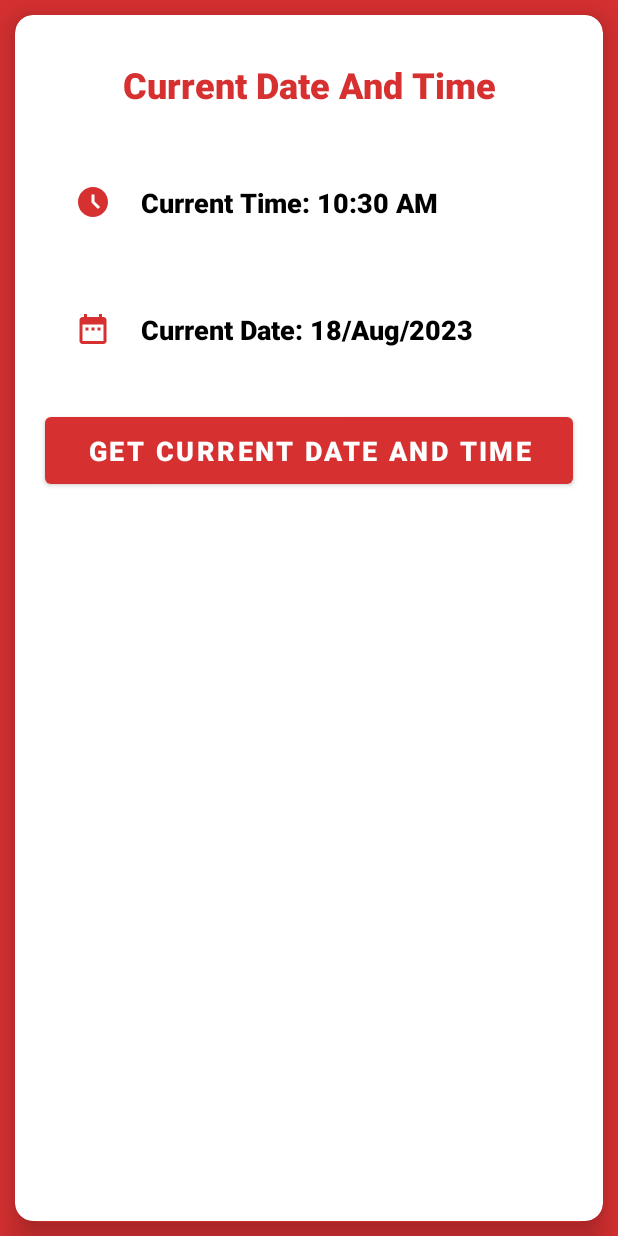
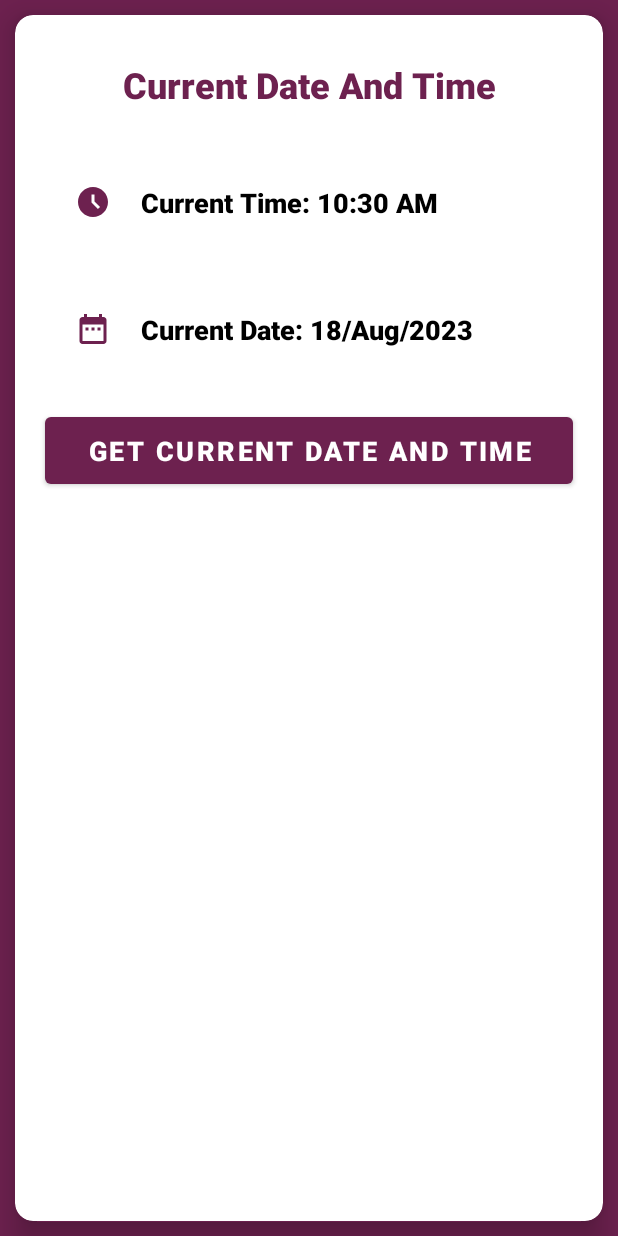
Before and after one commit to Esraa200114/INTERNSAVY, an Android app: the screen it shows after launch (MainActivity), after a tap on "GET CURRENT DATE AND TIME", on a phone screen of 412 x 824 dp. Run offline under Robolectric (Android 15) with nearby library versions, the phone set to English and light mode, and no system bars.

Commit message:
Modified the Theme's Color

```diff
--- a/Task_3/CurrentDate&TimeApp/app/src/main/java/com/example/currentdatetimeapp/MainActivity.java
+++ b/Task_3/CurrentDate&TimeApp/app/src/main/java/com/example/currentdatetimeapp/MainActivity.java
@@ -17,8 +17,8 @@ import java.util.Locale;
 
 public class MainActivity extends AppCompatActivity {
 
-    Button dt_btn;
-    TextView current_time_with_am_and_pm, current_date_with_month_name;
+    private Button dt_btn;
+    private TextView current_time_with_am_and_pm, current_date_with_month_name;
 
     @RequiresApi(api = Build.VERSION_CODES.LOLLIPOP)
     @Override
@@ -27,7 +27,7 @@ public class MainActivity extends AppCompatActivity {
         setContentView(R.layout.activity_main);
 
         getSupportActionBar().hide();
-        getWindow().setStatusBarColor(ContextCompat.getColor(MainActivity.this, R.color.red));
+        getWindow().setStatusBarColor(ContextCompat.getColor(MainActivity.this, R.color.magenta));
 
         InitializeComponents();
         dt_btn.setOnClickListener(new View.OnClickListener() {
--- a/Task_3/CurrentDate&TimeApp/app/src/main/res/drawable/ic_launcher_foreground.xml
+++ b/Task_3/CurrentDate&TimeApp/app/src/main/res/drawable/ic_launcher_foreground.xml
@@ -3,7 +3,7 @@
     android:height="108dp"
     android:viewportWidth="108"
     android:viewportHeight="108"
-    android:tint="#D63031">
+    android:tint="#FFFFFF">
   <group android:scaleX="2.1063561"
       android:scaleY="2.1063561"
       android:translateX="28.723728"
--- a/Task_3/CurrentDate&TimeApp/app/src/main/res/layout/activity_main.xml
+++ b/Task_3/CurrentDate&TimeApp/app/src/main/res/layout/activity_main.xml
@@ -4,8 +4,8 @@
     xmlns:tools="http://schemas.android.com/tools"
     android:layout_width="match_parent"
     android:layout_height="match_parent"
-    android:background="@color/red"
-    android:backgroundTint="@color/red"
+    android:background="@color/magenta"
+    android:backgroundTint="@color/magenta"
     tools:context=".MainActivity">
 
     <androidx.cardview.widget.CardView
@@ -38,7 +38,7 @@
                 android:gravity="center"
                 android:padding="10dp"
                 android:text="Current Date And Time"
-                android:textColor="@color/red"
+                android:textColor="@color/magenta"
                 android:textSize="24sp" />
 
             <LinearLayout
@@ -56,7 +56,7 @@
                     android:layout_margin="10dp"
                     android:drawableLeft="@drawable/ic_baseline_access_time_filled_24"
                     android:drawablePadding="20dp"
-                    android:drawableTint="@color/red"
+                    android:drawableTint="@color/magenta"
                     android:fontFamily="sans-serif-black"
                     android:padding="20dp"
                     android:text="Current Time: "
@@ -75,7 +75,7 @@
                     android:layout_margin="10dp"
                     android:drawableLeft="@drawable/ic_baseline_date_range_24"
                     android:drawablePadding="20dp"
-                    android:drawableTint="@color/red"
+                    android:drawableTint="@color/magenta"
                     android:fontFamily="sans-serif-black"
                     android:padding="20dp"
                     android:text="Current Date: "
@@ -96,7 +96,7 @@
                     android:textColor="@color/white"
                     android:textSize="18sp"
                     android:textStyle="bold"
-                    app:backgroundTint="@color/red" />
+                    app:backgroundTint="@color/magenta" />
 
             </LinearLayout>
         </LinearLayout>
--- a/Task_3/CurrentDate&TimeApp/app/src/main/res/values/colors.xml
+++ b/Task_3/CurrentDate&TimeApp/app/src/main/res/values/colors.xml
@@ -8,5 +8,5 @@
     <color name="black">#FF000000</color>
     <color name="white">#FFFFFFFF</color>
     <color name="grey">#dcdcdc</color>
-    <color name="red">#d63031</color>
+    <color name="magenta">#6D214F</color>
 </resources>
--- a/Task_3/CurrentDate&TimeApp/app/src/main/res/values/ic_launcher_background.xml
+++ b/Task_3/CurrentDate&TimeApp/app/src/main/res/values/ic_launcher_background.xml
@@ -1,4 +1,4 @@
 <?xml version="1.0" encoding="utf-8"?>
 <resources>
-    <color name="ic_launcher_background">#FFFFFF</color>
+    <color name="ic_launcher_background">#6D214F</color>
 </resources>
```
Also changed, not shown: Task_3/CurrentDate&TimeApp/app/src/main/ic_launcher-playstore.png, Task_3/CurrentDate&TimeApp/app/src/main/res/mipmap-hdpi/ic_launcher.png, Task_3/CurrentDate&TimeApp/app/src/main/res/mipmap-hdpi/ic_launcher_round.png, Task_3/CurrentDate&TimeApp/app/src/main/res/mipmap-mdpi/ic_launcher.png, Task_3/CurrentDate&TimeApp/app/src/main/res/mipmap-mdpi/ic_launcher_round.png, Task_3/CurrentDate&TimeApp/app/src/main/res/mipmap-xhdpi/ic_launcher.png, Task_3/CurrentDate&TimeApp/app/src/main/res/mipmap-xhdpi/ic_launcher_round.png, Task_3/CurrentDate&TimeApp/app/src/main/res/mipmap-xxhdpi/ic_launcher.png, Task_3/CurrentDate&TimeApp/app/src/main/res/mipmap-xxhdpi/ic_launcher_round.png, Task_3/CurrentDate&TimeApp/app/src/main/res/mipmap-xxxhdpi/ic_launcher.png, Task_3/CurrentDate&TimeApp/app/src/main/res/mipmap-xxxhdpi/ic_launcher_round.png.
